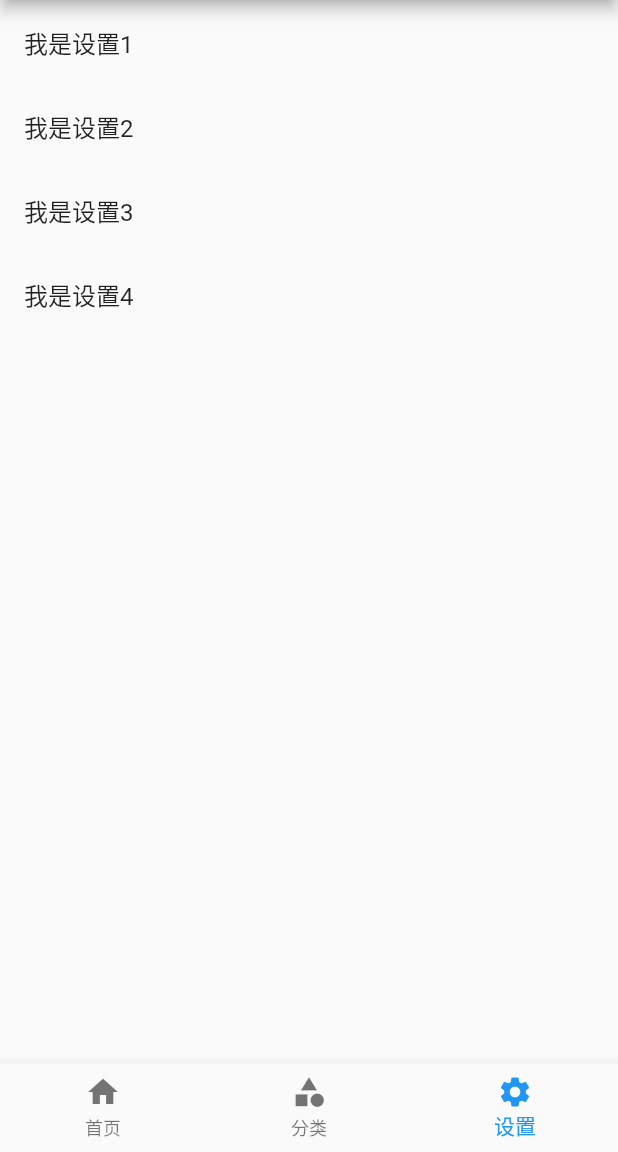
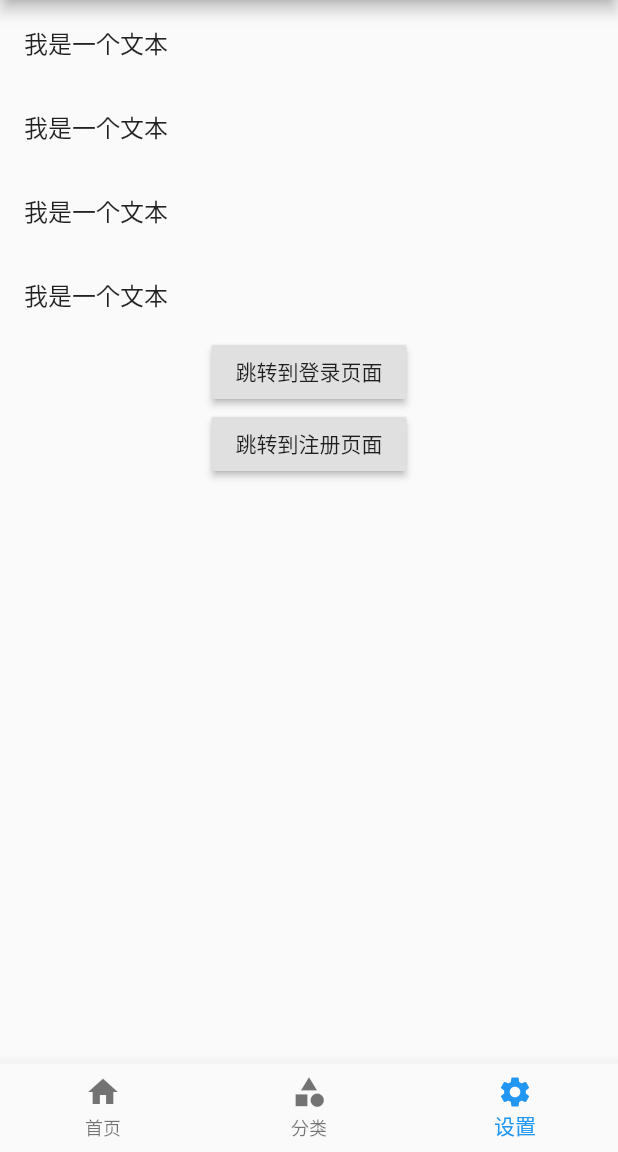
Before and after one commit to king1039/FlutterRoute, a Flutter app: the screen it shows after launch, item 3 of the bottom bar chosen, on a phone screen of 412 x 824 dp, the part 84-1236 px from its top. Run offline on Flutter 3.47's test engine with Material 2 defaults, Android fonts, the phone set to English and light mode, and no system bars.

Commit message:
替换路由

```diff
--- a/lib/pages/Tabs.dart
+++ b/lib/pages/Tabs.dart
@@ -4,14 +4,18 @@ import 'tabs/Category.dart';
 import 'tabs/Setting.dart';
 
 class Tabs extends StatefulWidget {
-  Tabs({Key key}) : super(key: key);
+  final int index;
+  Tabs({Key key, this.index = 0}) : super(key: key);
 
   @override
-  _TabsState createState() => _TabsState();
+  _TabsState createState() => _TabsState(index);
 }
 
 class _TabsState extends State<Tabs> {
-  int _currentIndex = 0;
+  int _currentIndex;
+  _TabsState(index) {
+    this._currentIndex = index;
+  }
   List _pageList = [HomePage(), CategoryPage(), SettingPage()];
   @override
   Widget build(BuildContext context) {
--- a/lib/pages/tabs/Setting.dart
+++ b/lib/pages/tabs/Setting.dart
@@ -10,19 +10,35 @@ class SettingPage extends StatefulWidget {
 class _SettingPageState extends State<SettingPage> {
   @override
   Widget build(BuildContext context) {
-    return ListView(
+    return Column(
       children: <Widget>[
-        ListTile(
-          title: Text("我是设置1"),
+        Column(
+          children: <Widget>[
+            ListTile(
+              title: Text("我是一个文本"),
+            ),
+            ListTile(
+              title: Text("我是一个文本"),
+            ),
+            ListTile(
+              title: Text("我是一个文本"),
+            ),
+            ListTile(
+              title: Text("我是一个文本"),
+            ),
+          ],
         ),
-        ListTile(
-          title: Text("我是设置2"),
+        RaisedButton(
+          child: Text("跳转到登录页面"),
+          onPressed: () {
+            Navigator.pushNamed(context, '/login');
+          },
         ),
-        ListTile(
-          title: Text("我是设置3"),
-        ),
-        ListTile(
-          title: Text("我是设置4"),
+        RaisedButton(
+          child: Text("跳转到注册页面"),
+          onPressed: () {
+            Navigator.pushNamed(context, '/registerFirst');
+          },
         ),
       ],
     );
--- a/lib/routes/Routes.dart
+++ b/lib/routes/Routes.dart
@@ -4,6 +4,10 @@ import '../pages/Form.dart';
 import '../pages/Search.dart';
 import '../pages/Product.dart';
 import '../pages/ProductInfo.dart';
+import '../pages/user/Login.dart';
+import '../pages/user/RegisterFirst.dart';
+import '../pages/user/RegisterSecond.dart';
+import '../pages/user/RegisterThird.dart';
 
 //配置路由
 final routes = {
@@ -13,6 +17,10 @@ final routes = {
   '/productInfo': (context, {arguments}) =>
       ProductInfoPage(arguments: arguments),
   '/search': (context, {arguments}) => SearchPage(arguments: arguments),
+  '/login': (context) => LoginPage(),
+  '/registerFirst': (context) => RegisterFirstPage(),
+  '/registerSecond': (context) => RegisterSecondPage(),
+  '/registerThird': (context) => RegisterThirdPage(),
 };
 
 //固定写法
```
Also changed, not shown: lib/pages/user/Login.dart (added, +26 -0 lines), lib/pages/user/RegisterFirst.dart (added, +27 -0 lines), lib/pages/user/RegisterSecond.dart (added, +26 -0 lines), lib/pages/user/RegisterThird.dart (added, +31 -0 lines).
